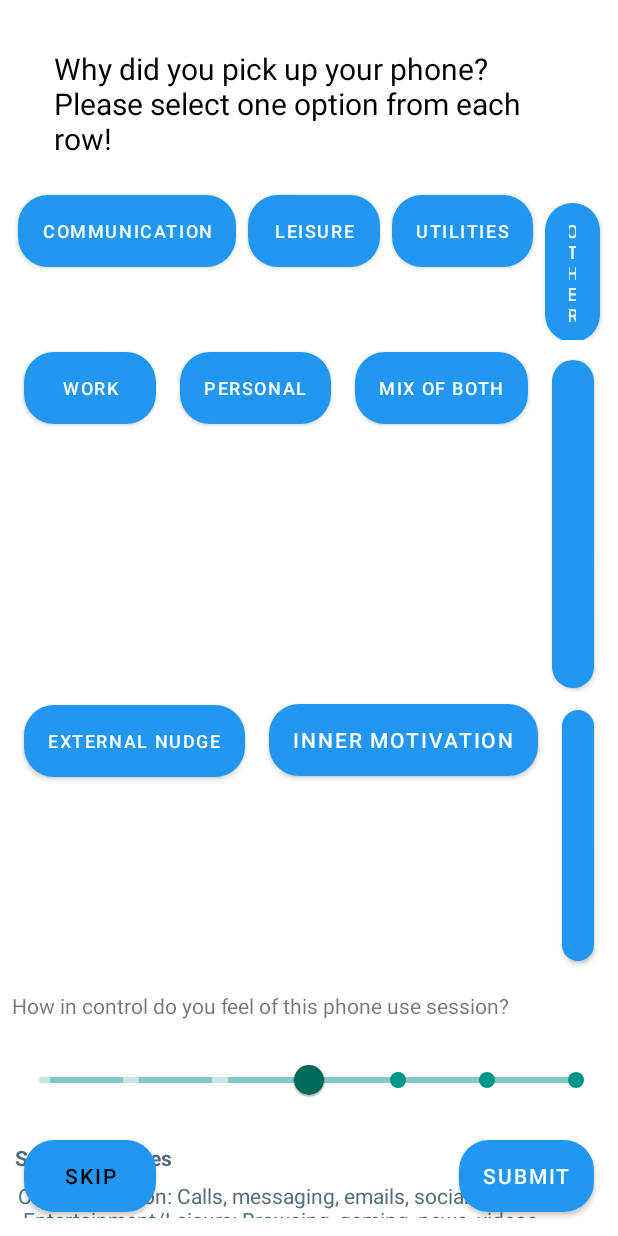
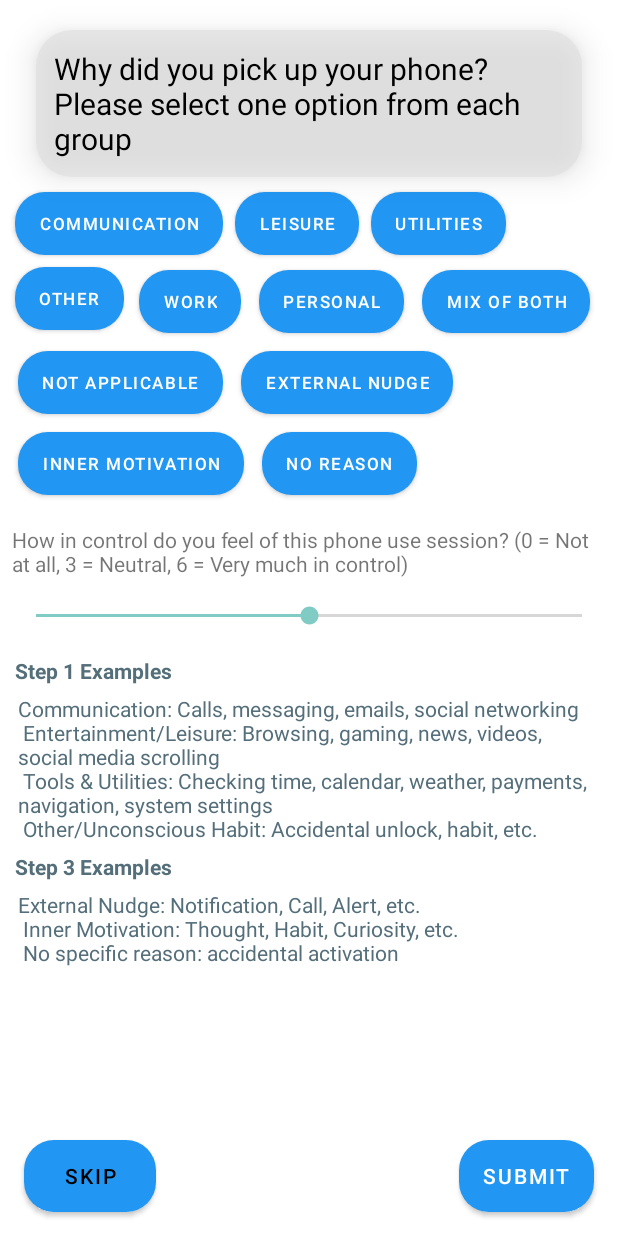
Before and after one commit to akuvisur/AndroidAtWork, an Android app built with Jetpack Compose: the layout dialog_layout_unlocked.xml on its own in the app's theme, with its tools: preview values and no code run, on a phone screen of 412 x 824 dp. Run offline under Robolectric (Android 15) with nearby library versions, the phone set to English and light mode, and no system bars.

Commit message:
Logic and UI changes, adding new dialog layout and behaviour.
Add more core features, dialog is mostly working?

TODO slider value needs to be stored.

TODO continuous use timer esms
TODO screen off prompt

```diff
--- a/app/build.gradle.kts
+++ b/app/build.gradle.kts
@@ -64,5 +64,6 @@ dependencies {
     implementation("com.google.firebase:firebase-auth")
     implementation("com.google.code.gson:gson:2.10.1")
     implementation("com.google.android.material:material:1.7.0")
+    implementation("com.google.android.flexbox:flexbox:3.0.0")
     implementation("androidx.appcompat:appcompat:1.4.0")  // or latest version
 }
--- a/app/src/main/res/drawable/textview_corners.xml
+++ b/app/src/main/res/drawable/textview_corners.xml
@@ -1,5 +1,5 @@
 <shape xmlns:android="http://schemas.android.com/apk/res/android">
-    <solid android:color="#90FFFFFF" />
+    <solid android:color="#90DDDDDD" />
     <corners android:radius="24dp" />
     <padding
         android:left="8dp"
--- a/app/src/main/res/layout/dialog_layout_unlocked.xml
+++ b/app/src/main/res/layout/dialog_layout_unlocked.xml
@@ -7,7 +7,6 @@
     <!-- Top banner -->
 
     <!-- TextView for more information -->
-
     <LinearLayout
         android:layout_width="wrap_content"
         android:layout_height="wrap_content"
@@ -18,6 +17,7 @@
         android:layout_marginLeft="24dp"
         android:layout_marginRight="24dp"
         android:layout_marginTop="20dp"
+        android:elevation="12dp"
         >
 
         <TextView
@@ -30,30 +30,30 @@
     </LinearLayout>
 
     <!-- GridLayout for response buttons -->
-    <LinearLayout
+    <!-- Add this to your layout file -->
+
+    <com.google.android.flexbox.FlexboxLayout
+        android:id="@+id/buttonLayout"
         android:layout_width="match_parent"
         android:layout_height="wrap_content"
-        android:orientation="vertical"
-        android:layout_margin="8dp"
-        android:id="@+id/buttonLayout"
+        android:layout_margin="6dp"
+        app:flexWrap="wrap"
+        app:justifyContent="flex_start"
         android:layout_below="@id/infoText">
 
-        <!-- First row with 4 buttons -->
-        <LinearLayout
-            android:layout_width="match_parent"
-            android:layout_height="wrap_content"
-            android:orientation="horizontal">
-
+        <!-- Communication Set -->
         <Button
             android:id="@+id/whatdoink_communication"
             android:layout_width="wrap_content"
             android:layout_height="wrap_content"
             android:layout_margin="4dp"
             android:text="communication"
-                android:textSize="12sp"
+            android:textSize="11sp"
             android:backgroundTint="@color/blue_800"
             android:textColor="@android:color/white"
-                android:background="@drawable/dialog_corners" />
+            android:background="@drawable/dialog_corners"
+            android:minWidth="64dp"
+            android:minHeight="42dp"/>
 
         <Button
             android:id="@+id/whatdoink_leisure"
@@ -61,127 +61,146 @@
             android:layout_height="wrap_content"
             android:layout_margin="4dp"
             android:text="Leisure"
-                android:textSize="12sp"
+            android:textSize="11sp"
             android:backgroundTint="@color/blue_700"
             android:textColor="@android:color/white"
-                android:background="@drawable/dialog_corners" />
+            android:background="@drawable/dialog_corners"
+            android:minWidth="64dp"
+            android:minHeight="42dp"/>
 
         <Button
             android:id="@+id/whatdoink_utilities"
             android:layout_width="wrap_content"
             android:layout_height="wrap_content"
             android:layout_margin="4dp"
-                android:textSize="12sp"
             android:text="Utilities"
+            android:textSize="11sp"
             android:backgroundTint="@color/blue_600"
             android:textColor="@android:color/white"
-                android:background="@drawable/dialog_corners" />
+            android:background="@drawable/dialog_corners"
+            android:minWidth="64dp"
+            android:minHeight="42dp"/>
 
         <Button
             android:id="@+id/whatdoink_other"
             android:layout_width="wrap_content"
             android:layout_height="wrap_content"
             android:layout_margin="4dp"
-                android:textSize="12sp"
             android:text="Other"
+            android:textSize="11sp"
             android:backgroundTint="@color/blue_500"
             android:textColor="@android:color/white"
-                android:background="@drawable/dialog_corners" />
+            android:background="@drawable/dialog_corners"
+            android:minWidth="64dp"
+            android:minHeight="42dp"/>
 
-        </LinearLayout>
+        <!-- Line break -->
+        <View
+            android:layout_width="0dp"
+            android:layout_height="0dp"
+            app:layout_flexBasisPercent="100%" />
 
-        <!-- Second row with four buttons -->
-        <LinearLayout
-            android:layout_width="match_parent"
-            android:layout_height="wrap_content"
-            android:orientation="horizontal">
-
+        <!-- Purpose Set -->
         <Button
             android:id="@+id/purpose_work"
             android:layout_width="wrap_content"
             android:layout_height="wrap_content"
-                android:layout_margin="8dp"
+            android:layout_margin="6dp"
             android:text="Work"
-                android:textSize="12sp"
+            android:textSize="11sp"
             android:backgroundTint="@color/deep_purple_700"
             android:textColor="@android:color/white"
-                android:background="@drawable/dialog_corners" />
+            android:background="@drawable/dialog_corners"
+            android:minWidth="64dp"
+            android:minHeight="42dp"/>
 
         <Button
             android:id="@+id/purpose_personal"
             android:layout_width="wrap_content"
             android:layout_height="wrap_content"
-                android:layout_margin="8dp"
+            android:layout_margin="6dp"
             android:text="Personal"
-                android:textSize="12sp"
+            android:textSize="11sp"
             android:backgroundTint="@color/deep_purple_500"
             android:textColor="@android:color/white"
-                android:background="@drawable/dialog_corners" />
+            android:background="@drawable/dialog_corners"
+            android:minWidth="64dp"
+            android:minHeight="42dp"/>
 
         <Button
             android:id="@+id/purpose_mix"
             android:layout_width="wrap_content"
             android:layout_height="wrap_content"
-                android:layout_margin="8dp"
-                android:textSize="12sp"
+            android:layout_margin="6dp"
             android:text="Mix of both"
+            android:textSize="11sp"
             android:backgroundTint="@color/deep_purple_300"
             android:textColor="@android:color/white"
-                android:background="@drawable/dialog_corners" />
+            android:background="@drawable/dialog_corners"
+            android:minWidth="64dp"
+            android:minHeight="42dp"/>
 
         <Button
             android:id="@+id/purpose_not_applicable"
             android:layout_width="wrap_content"
             android:layout_height="wrap_content"
-                android:layout_margin="8dp"
-                android:textSize="12sp"
+            android:layout_margin="6dp"
             android:text="Not applicable"
+            android:textSize="11sp"
             android:backgroundTint="@color/deep_purple_300"
             android:textColor="@android:color/white"
-                android:background="@drawable/dialog_corners" />
+            android:background="@drawable/dialog_corners"
+            android:minWidth="64dp"
+            android:minHeight="42dp"/>
 
-        </LinearLayout>
+        <!-- Line break -->
+        <View
+            android:layout_width="0dp"
+            android:layout_height="0dp"
+            app:layout_flexBasisPercent="100%" />
 
-        <!-- Third row with three buttons -->
-        <LinearLayout
-            android:layout_width="match_parent"
-            android:layout_height="wrap_content"
-            android:orientation="horizontal">
-
+        <!-- Trigger Set -->
         <Button
             android:id="@+id/trigger_external"
             android:layout_width="wrap_content"
             android:layout_height="wrap_content"
-                android:layout_margin="8dp"
-                android:textSize="12sp"
+            android:layout_margin="6dp"
             android:text="External nudge"
+            android:textSize="11sp"
             android:backgroundTint="@color/teal_700"
             android:textColor="@android:color/white"
-                android:background="@drawable/dialog_corners" />
+            android:background="@drawable/dialog_corners"
+            android:minWidth="64dp"
+            android:minHeight="42dp"/>
 
         <Button
             android:id="@+id/trigger_inner"
             android:layout_width="wrap_content"
             android:layout_height="wrap_content"
-                android:layout_margin="8dp"
+            android:layout_margin="6dp"
             android:text="Inner motivation"
+            android:textSize="11sp"
             android:backgroundTint="@color/teal_500"
             android:textColor="@android:color/white"
-                android:background="@drawable/dialog_corners" />
+            android:background="@drawable/dialog_corners"
+            android:minWidth="64dp"
+            android:minHeight="42dp"/>
 
         <Button
             android:id="@+id/trigger_noreason"
             android:layout_width="wrap_content"
             android:layout_height="wrap_content"
-                android:layout_margin="8dp"
+            android:layout_margin="6dp"
             android:text="No reason"
+            android:textSize="11sp"
             android:backgroundTint="@color/teal_300"
             android:textColor="@android:color/white"
-                android:background="@drawable/dialog_corners" />
+            android:background="@drawable/dialog_corners"
+            android:minWidth="64dp"
+            android:minHeight="42dp"/>
 
-        </LinearLayout>
+    </com.google.android.flexbox.FlexboxLayout>
 
-    </LinearLayout>
 
     <LinearLayout
         android:layout_width="match_parent"
@@ -194,27 +213,17 @@
         <TextView
             android:layout_width="match_parent"
             android:layout_height="wrap_content"
-            android:text="How in control do you feel of this phone use session?"/>
+            android:text="How in control do you feel of this phone use session? (0 = Not at all, 3 = Neutral, 6 = Very much in control)"/>
 
-        <com.google.android.material.slider.Slider
+        <SeekBar
+            android:id="@+id/controlSeekBar"
             android:layout_width="match_parent"
             android:layout_height="wrap_content"
-            android:tooltipText="Please select a value for how in control are you"
-            android:value="4"
-            android:valueFrom="1"
-            android:valueTo="7"
-            android:stepSize="1"
-            app:labelBehavior="floating"
+            android:max="6"
+            android:progress="3"
             android:layout_marginTop="16dp"
             android:paddingLeft="16dp"
-            android:paddingRight="16dp"
-            app:trackColor="@color/teal_200"
-            app:trackColorActive="@color/teal_200"
-            app:tickColorInactive="@color/teal_500"
-            app:tickRadiusInactive="5sp"
-            app:tickRadiusActive="5sp"
-            app:thumbColor="@color/teal_800"
-            />
+            android:paddingRight="16dp" />
 
     </LinearLayout>
 
@@ -311,4 +320,6 @@
         android:backgroundTint="@color/blue_A700"
         android:background="@drawable/dialog_corners" />
 
+
+
 </RelativeLayout>
--- a/app/src/main/res/values/strings.xml
+++ b/app/src/main/res/values/strings.xml
@@ -4,7 +4,7 @@
     <string name="overlay_permission_and_test">Overlay permission is required to draw the the UI after phone unlock during Intervention phase #1. Click below to test what the screen looks like.</string>
 
     # ESM on pickup / after continued use
-    <string name="dialog_unlocked_info">Why did you pick up your phone? Please select one option from each row!</string>
+    <string name="dialog_unlocked_info">Why did you pick up your phone? Please select one option from each group</string>
     <string name="dialog_unlocked_info_continued">What are you doing on your phone right now?</string>
     <!-- Step headers -->
     <string name="step1_header">Step 1 Examples</string>
```
Also changed, not shown: app/src/main/java/com/example/screenloggerdialogtest/BaselineService.kt (+48 -27 lines), app/src/main/java/com/example/screenloggerdialogtest/INT1Service.kt (+1 -9 lines), app/src/main/java/com/example/screenloggerdialogtest/MainActivity.kt (+12 -5 lines), app/src/main/java/com/example/screenloggerdialogtest/Utils.kt (+4 -7 lines), app/src/main/res/layout/settings_layout.xml (+18 -6 lines). Lines whose indentation alone changed are shown as unchanged.
